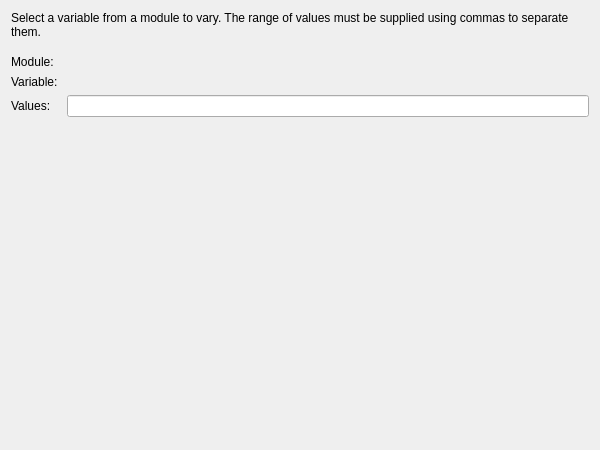
Above: designer/shared/unitsensitivity.ui from DTOcean/dtocean-app before the change. Below: the same form after it.
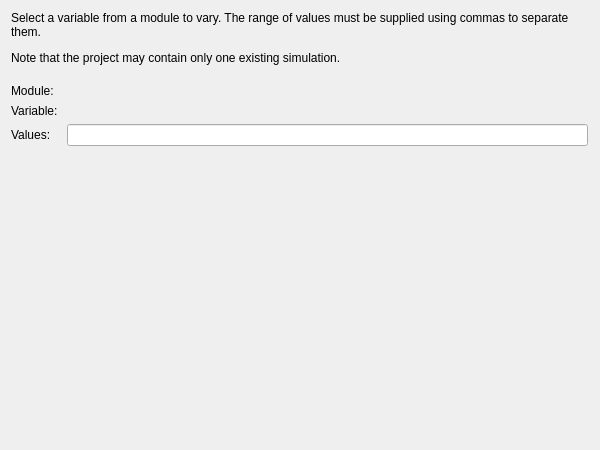
That is the form after the change.

The edit to the form file:
```diff
--- a/designer/shared/unitsensitivity.ui
+++ b/designer/shared/unitsensitivity.ui
@@ -13,11 +13,32 @@
   <property name="windowTitle">
    <string>Form</string>
   </property>
+  <layout class="QHBoxLayout" name="horizontalLayout" stretch="1,0">
+   <property name="spacing">
+    <number>0</number>
+   </property>
+   <item>
+    <widget class="QFrame" name="frame">
+     <property name="maximumSize">
+      <size>
+       <width>600</width>
+       <height>16777215</height>
+      </size>
+     </property>
+     <property name="frameShape">
+      <enum>QFrame::NoFrame</enum>
+     </property>
+     <property name="frameShadow">
+      <enum>QFrame::Raised</enum>
+     </property>
   <layout class="QVBoxLayout" name="verticalLayout">
+      <property name="margin">
+       <number>0</number>
+      </property>
    <item>
     <widget class="QLabel" name="label_2">
      <property name="text">
-      <string>Select a variable from a module to vary. The range of values must be supplied using commas to separate them.</string>
+         <string>&lt;html&gt;&lt;head/&gt;&lt;body&gt;&lt;p&gt;Select a variable from a module to vary. The range of values must be supplied using commas to separate them.&lt;/p&gt;&lt;p&gt;Note that the project may contain only one existing simulation.&lt;/p&gt;&lt;/body&gt;&lt;/html&gt;</string>
      </property>
      <property name="wordWrap">
       <bool>true</bool>
@@ -34,8 +55,8 @@
      </property>
      <property name="sizeHint" stdset="0">
       <size>
-       <width>20</width>
-       <height>10</height>
+          <width>17</width>
+          <height>13</height>
       </size>
      </property>
     </spacer>
@@ -77,6 +98,22 @@
       <size>
        <width>20</width>
        <height>277</height>
+         </size>
+        </property>
+       </spacer>
+      </item>
+     </layout>
+    </widget>
+   </item>
+   <item>
+    <spacer name="horizontalSpacer">
+     <property name="orientation">
+      <enum>Qt::Horizontal</enum>
+     </property>
+     <property name="sizeHint" stdset="0">
+      <size>
+       <width>1</width>
+       <height>20</height>
       </size>
      </property>
     </spacer>
```
Lines whose indentation alone changed are shown as unchanged.
